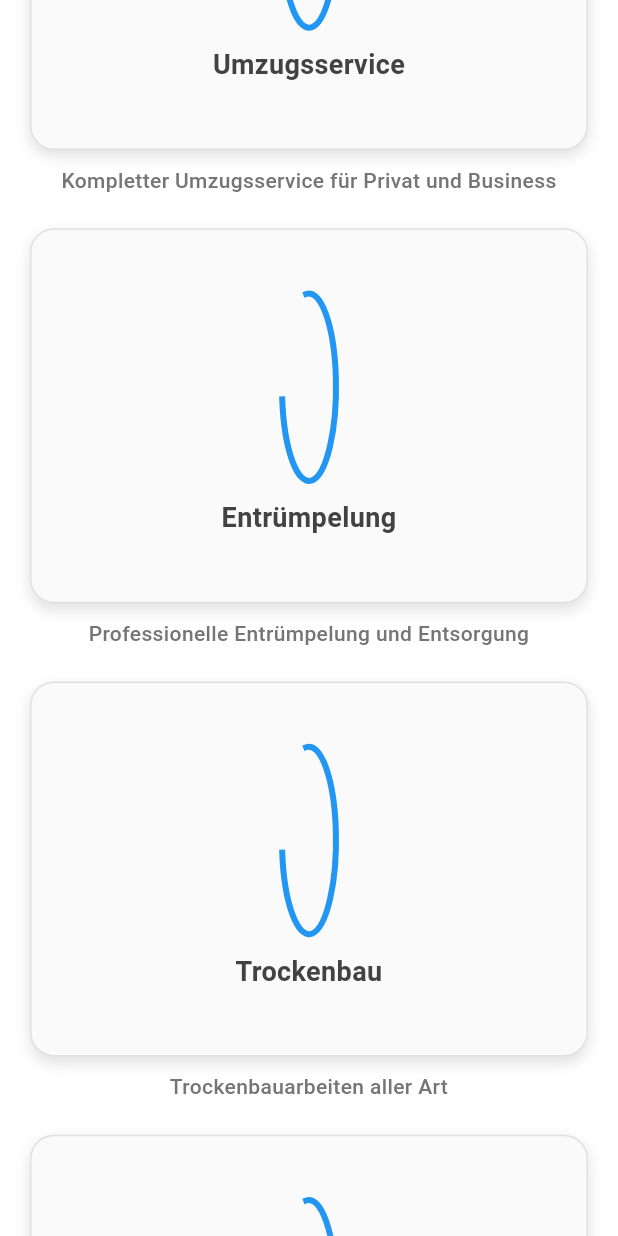
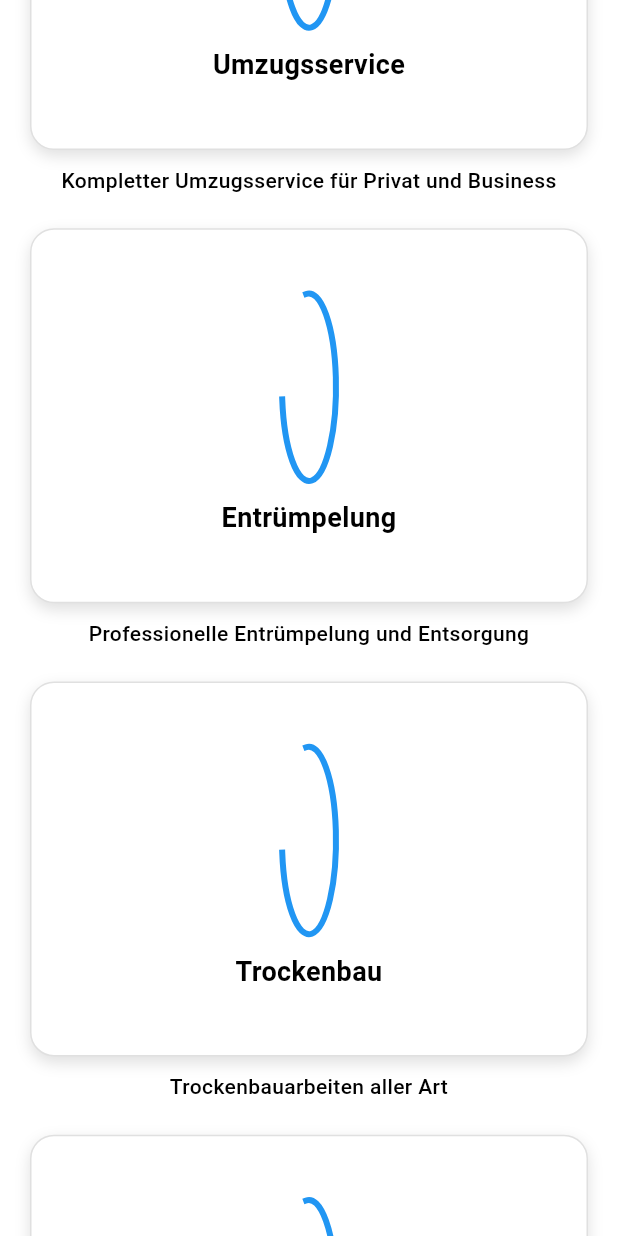
Before and after one commit to ahmad-03-96/FixFair, a Flutter app: the screen it shows after launch, scrolled down 1152 dp, on a phone screen of 412 x 824 dp. Run offline on Flutter 3.47's test engine with Material 3 defaults, Android fonts, the light colour scheme and no system bars; our stand-ins replace rive.

Commit message:
change some colors

```diff
--- a/lib/pages/home_page.dart
+++ b/lib/pages/home_page.dart
@@ -59,7 +59,7 @@ class _HomePageState extends State<HomePage> {
             // Dienstleistungs-Sektion
             Container(
               padding: EdgeInsets.symmetric(vertical: 40, horizontal: 20),
-              color: theme.cardColor,
+              color: theme.primaryColor,
               child: Column(
                 children: [
                   Text(
@@ -98,7 +98,6 @@ class _HomePageState extends State<HomePage> {
             // Weitere Platzhalter
             Container(
               padding: EdgeInsets.symmetric(vertical: 40, horizontal: 20),
-              color: theme.cardColor,
               child: GestureDetector(
                 onTap: () {
                   Navigator.push(
--- a/lib/pages/service_detail_page.dart
+++ b/lib/pages/service_detail_page.dart
@@ -192,7 +192,7 @@ class _ServiceDetailPageState extends State<ServiceDetailPage> {
               height: screenHeight * 0.25,
               decoration: BoxDecoration(
                 borderRadius: BorderRadius.circular(12),
-                color: Colors.grey[50],
+                color: Theme.of(context).cardColor,
                 boxShadow: [
                   BoxShadow(
                     color: Colors.black12,
--- a/lib/providers/theme_provider.dart
+++ b/lib/providers/theme_provider.dart
@@ -36,19 +36,19 @@ class ThemeProvider with ChangeNotifier {
   );
 
   static final ThemeData darkTheme = ThemeData(
-    primaryColor: darkHeaderFooter,
+    primaryColor: Color(0xFF212121),
     colorScheme: ColorScheme.dark(
-      primary: darkHeaderFooter,
+      primary: Color(0xFF000000),
       secondary: Colors.grey[800]!,
     ),
     brightness: Brightness.dark,
-    scaffoldBackgroundColor: Colors.grey[900],
+    scaffoldBackgroundColor: Color(0xFF212121),
     appBarTheme: AppBarTheme(
       backgroundColor: darkHeaderFooter,
       foregroundColor: darkText,
     ),
     cardColor: Colors.grey[800],
-    dialogTheme: DialogThemeData(backgroundColor: Colors.grey[800]),
+    dialogTheme: DialogThemeData(backgroundColor: Color(0xFF212121)),
   );
 
   Color getHeaderColor(BuildContext context) {
@@ -82,12 +82,12 @@ class ThemeProvider with ChangeNotifier {
 
   // Primäre Farbe (Grün)
   Color getPrimaryColor(BuildContext context) {
-    return themeMode == ThemeMode.dark ? Colors.grey[700]! : primaryGreen;
+    return themeMode == ThemeMode.dark ? Color(0xFF212121) : primaryGreen;
   }
 
   // Sekundäre Farbe (Hellgrün)
   Color getSecondaryColor(BuildContext context) {
-    return themeMode == ThemeMode.dark ? Colors.grey[600]! : secondaryGreen;
+    return themeMode == ThemeMode.dark ? Color(0xFF212121) : secondaryGreen;
   }
 
   // Icon Farbe
--- a/lib/widgets/rive_placeholder.dart
+++ b/lib/widgets/rive_placeholder.dart
@@ -1,6 +1,9 @@
 import 'package:flutter/material.dart';
 import 'package:flutter/services.dart';
+import 'package:provider/provider.dart';
 import 'package:rive/rive.dart';
+
+import '../providers/theme_provider.dart';
 
 class RivePlaceholder extends StatefulWidget {
   final String title;
@@ -24,6 +27,7 @@ class RivePlaceholder extends StatefulWidget {
 }
 
 class _RivePlaceholderState extends State<RivePlaceholder> {
+  late final themeProvider = Provider.of<ThemeProvider>(context);
   bool _isHovered = false;
   Artboard? _riveArtboard;
   late StateMachineController? stateMachineController;
@@ -77,7 +81,7 @@ class _RivePlaceholderState extends State<RivePlaceholder> {
               Container(
                 height: widget.height,
                 decoration: BoxDecoration(
-                  color: Colors.grey[50],
+                  color: themeProvider.getCardColor(context),
                   borderRadius: BorderRadius.circular(16),
                   boxShadow: _isHovered
                       ? [
@@ -125,7 +129,7 @@ class _RivePlaceholderState extends State<RivePlaceholder> {
                           style: TextStyle(
                             fontSize: 18,
                             fontWeight: FontWeight.bold,
-                            color: _isHovered ? Colors.blue : Colors.grey[800],
+                            color: themeProvider.getTextColor(context),
                           ),
                           textAlign: TextAlign.center,
                           maxLines: 2,
@@ -155,7 +159,7 @@ class _RivePlaceholderState extends State<RivePlaceholder> {
                 widget.subtitle,
                 style: TextStyle(
                   fontSize: 14,
-                  color: Colors.grey[600],
+                  color: themeProvider.getTextColor(context),
                   fontWeight: FontWeight.w500,
                 ),
                 textAlign: TextAlign.center,
```
